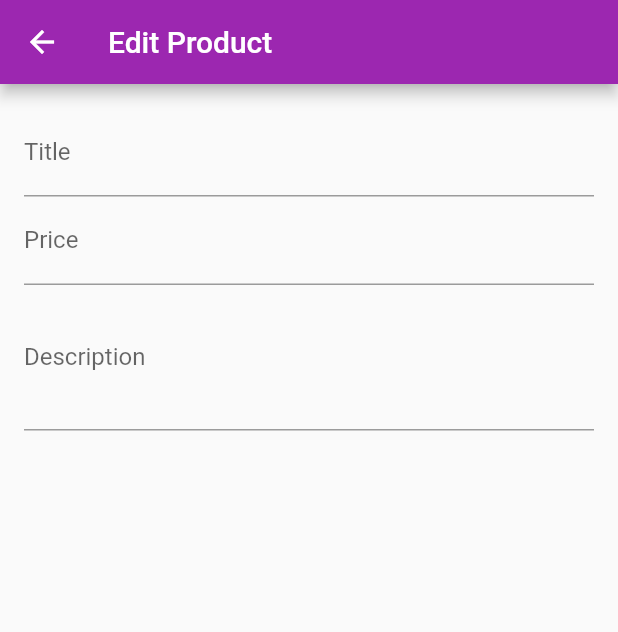
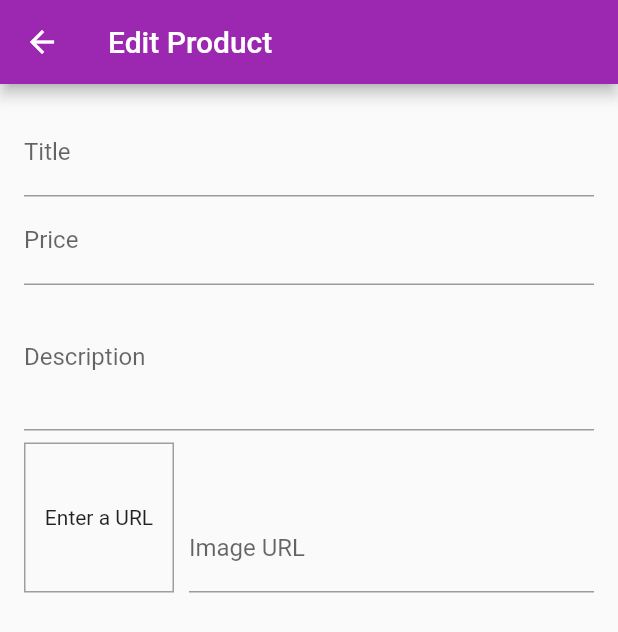
Before and after one commit to Nirbhay-nrb/The-Shop-App, a Flutter app: the EditProductScreen screen opened by its route, on a phone screen of 412 x 824 dp. Shown: the top 632 px of the screen. Run offline on Flutter 3.47's test engine with Material 2 defaults, Android fonts, the phone set to English and light mode, and no system bars; network calls fail.

Commit message:
image preview in form added

```diff
--- a/the_shop_app/lib/screens/edit_product_screen.dart
+++ b/the_shop_app/lib/screens/edit_product_screen.dart
@@ -8,6 +8,29 @@ class EditProductScreen extends StatefulWidget {
 }
 
 class _EditProductScreenState extends State<EditProductScreen> {
+  final _imageUrlController = TextEditingController();
+  final _imageUrlFocusNode = FocusNode();
+
+  @override
+  void initState() {
+    _imageUrlFocusNode.addListener(_updateImageUrl);
+    super.initState();
+  }
+
+  void _updateImageUrl() {
+    if (!_imageUrlFocusNode.hasFocus) {
+      setState(() {});
+    }
+  }
+
+  @override
+  void dispose() {
+    _imageUrlController.dispose();
+    _imageUrlFocusNode.removeListener(_updateImageUrl);
+    _imageUrlFocusNode.dispose();
+    super.dispose();
+  }
+
   @override
   Widget build(BuildContext context) {
     return Scaffold(
@@ -34,6 +57,37 @@ class _EditProductScreenState extends State<EditProductScreen> {
                   maxLines: 3,
                   keyboardType: TextInputType.multiline,
                 ),
+                Row(
+                  crossAxisAlignment: CrossAxisAlignment.end,
+                  children: [
+                    Container(
+                      width: 100,
+                      height: 100,
+                      margin: EdgeInsets.only(top: 8, right: 10),
+                      decoration: BoxDecoration(
+                        border: Border.all(width: 1, color: Colors.grey),
+                      ),
+                      child: _imageUrlController.text.isEmpty
+                          ? Center(child: Text('Enter a URL'))
+                          : FittedBox(
+                              child: Image.network(_imageUrlController.text),
+                              fit: BoxFit.contain,
+                            ),
+                    ),
+                    Expanded(
+                      child: TextFormField(
+                        decoration: InputDecoration(labelText: 'Image URL'),
+                        keyboardType: TextInputType.url,
+                        textInputAction: TextInputAction.done,
+                        controller: _imageUrlController,
+                        focusNode: _imageUrlFocusNode,
+                        onEditingComplete: () {
+                          setState(() {});
+                        },
+                      ),
+                    ),
+                  ],
+                ),
               ],
             ),
           ),
```
